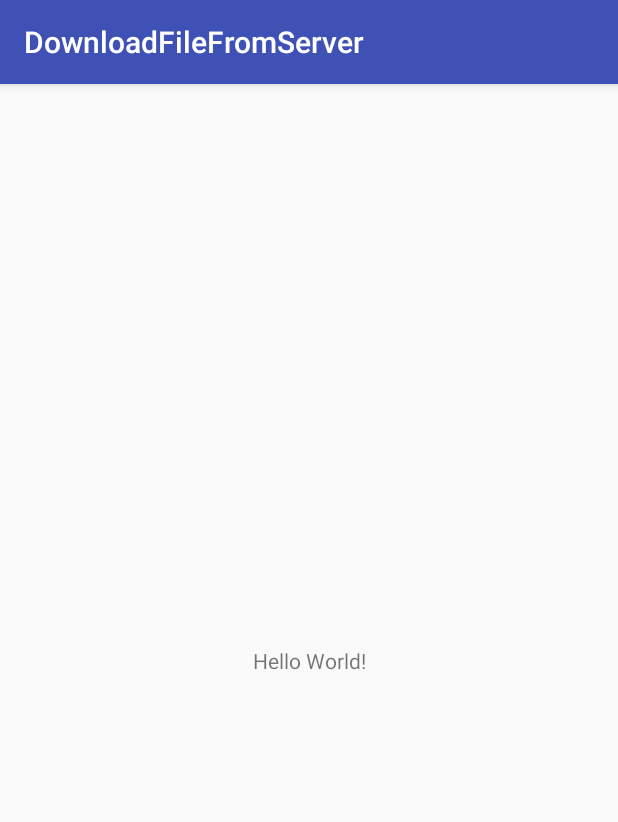
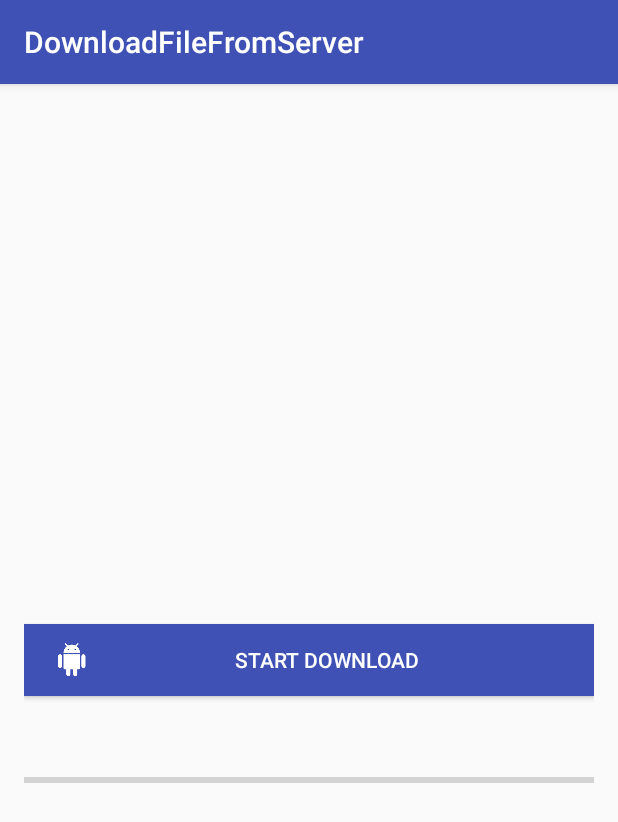
Before and after one commit to ruhul-inonity/DownloadFileFromServer, an Android app: the screen it shows after launch (MainActivity), on a phone screen of 412 x 824 dp. Shown: the top 822 px of the screen. Run offline under Robolectric (Android 15) with nearby library versions, the phone set to English and light mode, and no system bars; our stand-ins replace ButterKnife.

Commit message:
ui added and file downloader implimented

```diff
--- a/app/src/main/AndroidManifest.xml
+++ b/app/src/main/AndroidManifest.xml
@@ -1,6 +1,9 @@
 <?xml version="1.0" encoding="utf-8"?>
 <manifest xmlns:android="http://schemas.android.com/apk/res/android"
     package="com.inonitylab.downloadfilefromserver">
+
+    <uses-permission android:name="android.permission.INTERNET"/>
+    <uses-permission android:name="android.permission.WRITE_EXTERNAL_STORAGE"/>
 
     <application
         android:allowBackup="true"
@@ -9,13 +12,14 @@
         android:roundIcon="@mipmap/ic_launcher_round"
         android:supportsRtl="true"
         android:theme="@style/AppTheme">
-        <activity android:name=".MainActivity">
+        <activity android:name=".ui.MainActivity">
             <intent-filter>
                 <action android:name="android.intent.action.MAIN" />
 
                 <category android:name="android.intent.category.LAUNCHER" />
             </intent-filter>
         </activity>
+        <service android:name=".service.DownloaderService"/>
     </application>
 
 </manifest>
--- a/app/src/main/java/com/inonitylab/downloadfilefromserver/ui/MainActivity.java
+++ b/app/src/main/java/com/inonitylab/downloadfilefromserver/ui/MainActivity.java
@@ -1,13 +1,154 @@
-package com.inonitylab.downloadfilefromserver;
+package com.inonitylab.downloadfilefromserver.ui;
 
+import android.Manifest;
+import android.content.BroadcastReceiver;
+import android.content.Context;
+import android.content.Intent;
+import android.content.IntentFilter;
+import android.content.pm.PackageManager;
+import android.os.Bundle;
+import android.support.design.widget.Snackbar;
+import android.support.v4.app.ActivityCompat;
+import android.support.v4.content.ContextCompat;
+import android.support.v4.content.LocalBroadcastManager;
 import android.support.v7.app.AppCompatActivity;
-import android.os.Bundle;
+import android.widget.ProgressBar;
+import android.widget.TextView;
+
+import com.inonitylab.downloadfilefromserver.R;
+import com.inonitylab.downloadfilefromserver.model.Download;
+import com.inonitylab.downloadfilefromserver.service.DownloaderService;
+
+import butterknife.BindView;
+import butterknife.ButterKnife;
+import butterknife.OnClick;
 
 public class MainActivity extends AppCompatActivity {
+
+    public static final String MESSAGE_PROGRESS = "message_progress";
+    private static final int PERMISSION_REQUEST_CODE = 1;
+
+    @BindView(R.id.progress)
+    ProgressBar mProgressBar;
+    @BindView(R.id.progress_text)
+    TextView mProgressText;
+
 
     @Override
     protected void onCreate(Bundle savedInstanceState) {
         super.onCreate(savedInstanceState);
         setContentView(R.layout.activity_main);
+
+        ButterKnife.bind(this);
+        registerReceiver();
     }
+
+    /**
+     * Executes after clicking download button
+     * checks permission and fire download method
+     */
+    @OnClick(R.id.btn_download)
+    public void downloadFile(){
+
+        if(checkPermission()){
+            startDownload();
+        } else {
+            requestPermission();
+        }
+    }
+
+    /**
+     * starts downloader service
+     */
+    private void startDownload(){
+
+        Intent intent = new Intent(this,DownloaderService.class);
+        startService(intent);
+
+    }
+
+
+    /**
+     * registers broadcast manager and starts broadcasting in local channel
+     */
+    private void registerReceiver(){
+
+        LocalBroadcastManager bManager = LocalBroadcastManager.getInstance(this);
+        IntentFilter intentFilter = new IntentFilter();
+        intentFilter.addAction(MESSAGE_PROGRESS);
+        bManager.registerReceiver(broadcastReceiver, intentFilter);
+
+    }
+
+    /**
+     * retrieve progress and update ui
+     */
+    private BroadcastReceiver broadcastReceiver = new BroadcastReceiver() {
+        @Override
+        public void onReceive(Context context, Intent intent) {
+
+            if(intent.getAction().equals(MESSAGE_PROGRESS)){
+
+                Download download = intent.getParcelableExtra("download");
+                mProgressBar.setProgress(download.getProgress());
+                if(download.getProgress() == 100){
+
+                    mProgressText.setText("File Download Complete");
+
+                } else {
+                    mProgressText.setText(String.format("Downloaded (%d/%d) MB",download.getCurrentFileSize(),download.getTotalFileSize()));
+                }
+            }
+        }
+    };
+
+    /**
+     * checks required permissions
+     * @return bool
+     */
+    private boolean checkPermission(){
+        int result = ContextCompat.checkSelfPermission(this,
+                Manifest.permission.WRITE_EXTERNAL_STORAGE);
+        if (result == PackageManager.PERMISSION_GRANTED){
+
+            return true;
+
+        } else {
+
+            return false;
+        }
+    }
+
+    /**
+     * requests for permission
+     */
+
+    private void requestPermission(){
+        ActivityCompat.requestPermissions(this,new String[]{Manifest.permission.WRITE_EXTERNAL_STORAGE},PERMISSION_REQUEST_CODE);
+    }
+
+
+    /**
+     * take action based on users permission requests response
+     *
+     * @param requestCode
+     * @param permissions
+     * @param grantResults
+     */
+    @Override
+    public void onRequestPermissionsResult(int requestCode, String permissions[], int[] grantResults) {
+        switch (requestCode) {
+            case PERMISSION_REQUEST_CODE:
+                if (grantResults.length > 0 && grantResults[0] == PackageManager.PERMISSION_GRANTED) {
+
+                    startDownload();
+                } else {
+
+                    Snackbar.make(findViewById(R.id.coordinatorLayout),"Permission Denied, Please allow to proceed !", Snackbar.LENGTH_LONG).show();
+
+                }
+                break;
+        }
+    }
+
 }
--- a/app/src/main/res/layout/activity_main.xml
+++ b/app/src/main/res/layout/activity_main.xml
@@ -1,18 +1,45 @@
 <?xml version="1.0" encoding="utf-8"?>
-<android.support.constraint.ConstraintLayout xmlns:android="http://schemas.android.com/apk/res/android"
-    xmlns:app="http://schemas.android.com/apk/res-auto"
-    xmlns:tools="http://schemas.android.com/tools"
+<android.support.design.widget.CoordinatorLayout xmlns:android="http://schemas.android.com/apk/res/android"
+    android:id="@+id/coordinatorLayout"
     android:layout_width="match_parent"
-    android:layout_height="match_parent"
-    tools:context="com.inonitylab.downloadfilefromserver.MainActivity">
+    android:layout_height="match_parent">
 
-    <TextView
-        android:layout_width="wrap_content"
-        android:layout_height="wrap_content"
-        android:text="Hello World!"
-        app:layout_constraintBottom_toBottomOf="parent"
-        app:layout_constraintLeft_toLeftOf="parent"
-        app:layout_constraintRight_toRightOf="parent"
-        app:layout_constraintTop_toTopOf="parent" />
+    <RelativeLayout
+        android:layout_width="match_parent"
+        android:layout_height="match_parent"
+        android:paddingBottom="@dimen/activity_horizontal_margin"
+        android:paddingLeft="@dimen/activity_horizontal_margin"
+        android:paddingRight="@dimen/activity_horizontal_margin"
+        android:paddingTop="@dimen/activity_vertical_margin">
 
-</android.support.constraint.ConstraintLayout>
+        <android.support.v7.widget.AppCompatButton
+            android:id="@+id/btn_download"
+            android:layout_width="match_parent"
+            android:layout_height="wrap_content"
+            android:layout_centerVertical="true"
+            android:background="@color/colorPrimary"
+            android:drawableLeft="@drawable/ic_notification"
+            android:paddingLeft="20dp"
+            android:paddingRight="20dp"
+            android:text="Start Download"
+            android:textColor="@android:color/white" />
+
+        <ProgressBar
+            android:id="@+id/progress"
+            style="@style/Widget.AppCompat.ProgressBar.Horizontal"
+            android:layout_width="match_parent"
+            android:layout_height="wrap_content"
+            android:layout_below="@+id/btn_download"
+            android:layout_marginTop="48dp" />
+
+        <TextView
+            android:id="@+id/progress_text"
+            android:layout_width="match_parent"
+            android:layout_height="wrap_content"
+            android:layout_below="@+id/progress"
+            android:textAlignment="center" />
+
+    </RelativeLayout>
+
+
+</android.support.design.widget.CoordinatorLayout>
--- a/app/src/main/res/values/dimens.xml
+++ b/app/src/main/res/values/dimens.xml
@@ -1,2 +1,5 @@
 <?xml version="1.0" encoding="utf-8"?>
-<resources></resources>
+<resources>
+    <dimen name="activity_horizontal_margin">16dp</dimen>
+    <dimen name="activity_vertical_margin">16dp</dimen>
+</resources>
```
